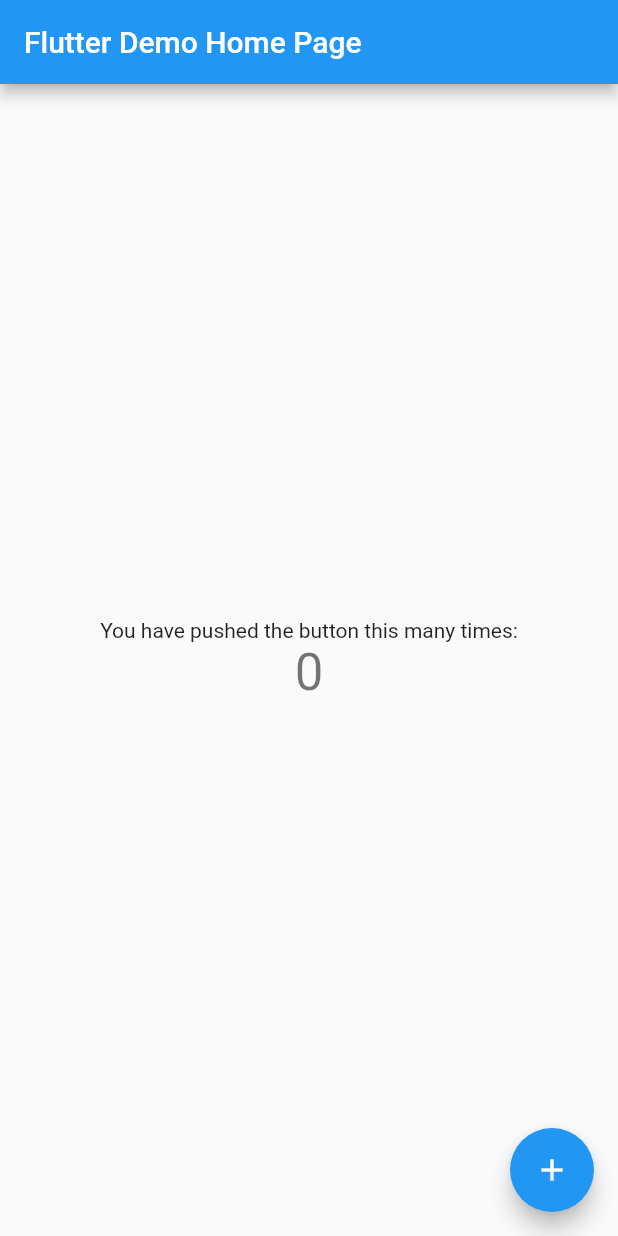
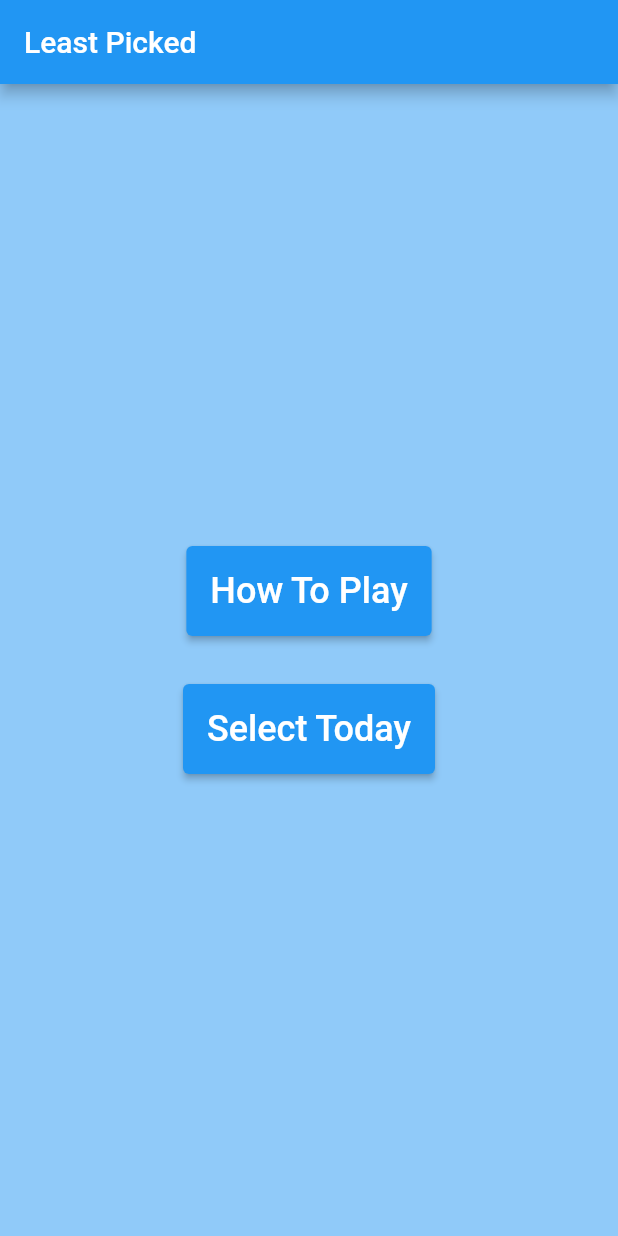
Before and after one commit to bradenborman/least-pick-app, a Flutter app: the screen it shows after launch, on a phone screen of 412 x 824 dp. Run offline on Flutter 3.47's test engine with Material 2 defaults, Android fonts, the phone set to English and light mode, and no system bars.

Commit message:
3 views to start - placeholder

```diff
--- a/lib/main.dart
+++ b/lib/main.dart
@@ -1,115 +1,65 @@
 import 'package:flutter/material.dart';
+import 'package:least_picked/pages/how_to_play_page.dart';
+import 'package:least_picked/pages/select_today_page.dart';
 
-void main() {
-  runApp(const MyApp());
-}
+void main() => runApp(MyApp());
 
 class MyApp extends StatelessWidget {
-  const MyApp({super.key});
-
-  // This widget is the root of your application.
   @override
   Widget build(BuildContext context) {
     return MaterialApp(
-      title: 'Flutter Demo',
-      theme: ThemeData(
-        // This is the theme of your application.
-        //
-        // Try running your application with "flutter run". You'll see the
-        // application has a blue toolbar. Then, without quitting the app, try
-        // changing the primarySwatch below to Colors.green and then invoke
-        // "hot reload" (press "r" in the console where you ran "flutter run",
-        // or simply save your changes to "hot reload" in a Flutter IDE).
-        // Notice that the counter didn't reset back to zero; the application
-        // is not restarted.
-        primarySwatch: Colors.blue,
-      ),
-      home: const MyHomePage(title: 'Flutter Demo Home Page'),
+      title: 'Least Picked',
+      home: LandingPage(),
     );
   }
 }
 
-class MyHomePage extends StatefulWidget {
-  const MyHomePage({super.key, required this.title});
-
-  // This widget is the home page of your application. It is stateful, meaning
-  // that it has a State object (defined below) that contains fields that affect
-  // how it looks.
-
-  // This class is the configuration for the state. It holds the values (in this
-  // case the title) provided by the parent (in this case the App widget) and
-  // used by the build method of the State. Fields in a Widget subclass are
-  // always marked "final".
-
-  final String title;
-
-  @override
-  State<MyHomePage> createState() => _MyHomePageState();
-}
-
-class _MyHomePageState extends State<MyHomePage> {
-  int _counter = 0;
-
-  void _incrementCounter() {
-    setState(() {
-      // This call to setState tells the Flutter framework that something has
-      // changed in this State, which causes it to rerun the build method below
-      // so that the display can reflect the updated values. If we changed
-      // _counter without calling setState(), then the build method would not be
-      // called again, and so nothing would appear to happen.
-      _counter++;
-    });
-  }
-
+class LandingPage extends StatelessWidget {
   @override
   Widget build(BuildContext context) {
-    // This method is rerun every time setState is called, for instance as done
-    // by the _incrementCounter method above.
-    //
-    // The Flutter framework has been optimized to make rerunning build methods
-    // fast, so that you can just rebuild anything that needs updating rather
-    // than having to individually change instances of widgets.
     return Scaffold(
+      backgroundColor: Colors.blue[200],
       appBar: AppBar(
-        // Here we take the value from the MyHomePage object that was created by
-        // the App.build method, and use it to set our appbar title.
-        title: Text(widget.title),
+        title: Text('Least Picked'),
       ),
       body: Center(
-        // Center is a layout widget. It takes a single child and positions it
-        // in the middle of the parent.
         child: Column(
-          // Column is also a layout widget. It takes a list of children and
-          // arranges them vertically. By default, it sizes itself to fit its
-          // children horizontally, and tries to be as tall as its parent.
-          //
-          // Invoke "debug painting" (press "p" in the console, choose the
-          // "Toggle Debug Paint" action from the Flutter Inspector in Android
-          // Studio, or the "Toggle Debug Paint" command in Visual Studio Code)
-          // to see the wireframe for each widget.
-          //
-          // Column has various properties to control how it sizes itself and
-          // how it positions its children. Here we use mainAxisAlignment to
-          // center the children vertically; the main axis here is the vertical
-          // axis because Columns are vertical (the cross axis would be
-          // horizontal).
-          mainAxisAlignment: MainAxisAlignment.center,
-          children: <Widget>[
-            const Text(
-              'You have pushed the button this many times:',
+          mainAxisSize: MainAxisSize.min,
+          children: [
+            ElevatedButton(
+              onPressed: () {
+                Navigator.push(
+                  context,
+                  MaterialPageRoute(builder: (context) => HowToPlayPage()),
+                );
+              },
+              child: Text(
+                'How To Play',
+                style: TextStyle(fontSize: 24),
+              ),
+              style: ElevatedButton.styleFrom(
+                padding: EdgeInsets.all(16),
+              ),
             ),
-            Text(
-              '$_counter',
-              style: Theme.of(context).textTheme.headlineMedium,
+            SizedBox(height: 32),
+            ElevatedButton(
+              onPressed: () {
+                Navigator.push(
+                  context,
+                  MaterialPageRoute(builder: (context) => SelectTodayPage()),
+                );
+              },
+              child: Text(
+                'Select Today',
+                style: TextStyle(fontSize: 24),
+              ),
+              style: ElevatedButton.styleFrom(
+                padding: EdgeInsets.all(16),
+              ),
             ),
           ],
         ),
       ),
-      floatingActionButton: FloatingActionButton(
-        onPressed: _incrementCounter,
-        tooltip: 'Increment',
-        child: const Icon(Icons.add),
-      ), // This trailing comma makes auto-formatting nicer for build methods.
     );
   }
 }
```
Also changed, not shown: lib/pages/how_to_play_page.dart (added, +18 -0 lines), lib/pages/select_today_page.dart (added, +18 -0 lines), 2 other files.
